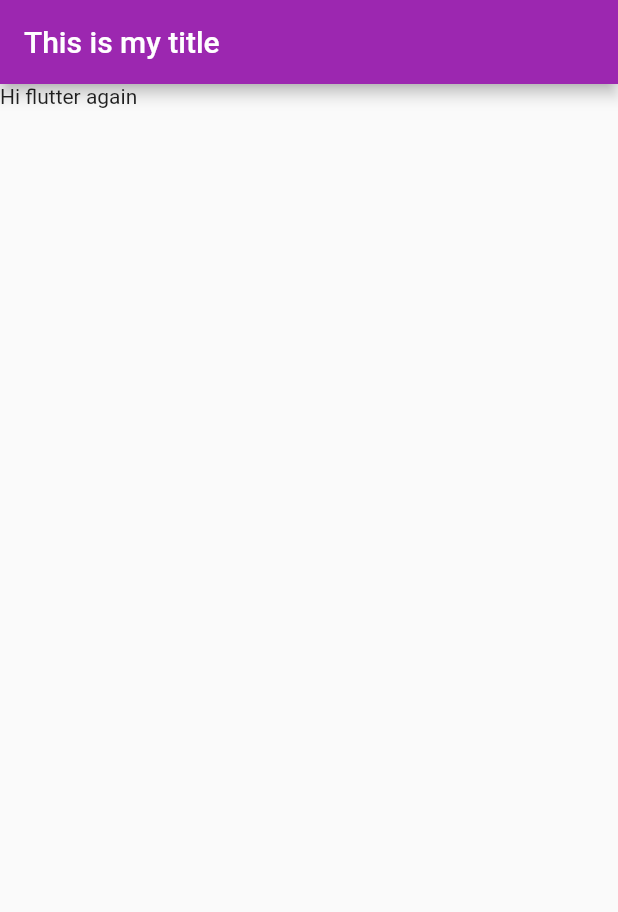
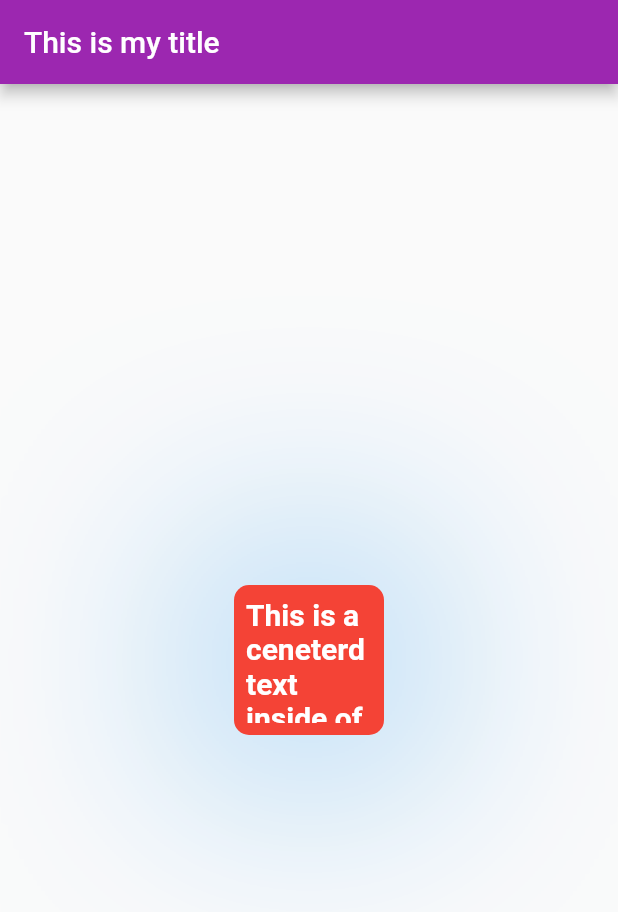
Before and after one commit to abhinavmanocha/awesome_flutterApp, a Flutter app: the screen it shows after launch, on a phone screen of 412 x 824 dp. Shown: the top 912 px of the screen. Run offline on Flutter 3.47's test engine with Material 2 defaults, Android fonts, the phone set to English and light mode, and no system bars.

Commit message:
Centered Text inside of box with box shadow

```diff
--- a/lib/main.dart
+++ b/lib/main.dart
@@ -19,8 +19,32 @@ class HomePage extends StatelessWidget {
       appBar: AppBar(
         title: const Text("This is my title"),
         ),
-        body: Container(
-          child: const Text("Hi flutter again"),
+        body: Center(
+          child: Container(
+            padding: const EdgeInsets.all(8),
+            width: 100,
+            height: 100,
+            clipBehavior: Clip.antiAlias,
+            alignment: Alignment.center,
+            decoration: BoxDecoration(
+              color: Colors.red,
+              //shape: BoxShape.circle
+              borderRadius: BorderRadius.circular(10.0),
+              boxShadow: [
+                BoxShadow(
+                  color: Colors.blue,
+                  blurRadius: 300,
+                )
+              ]
+            ),
+            child:const Text("This is a ceneterd text inside of a div",
+            style: TextStyle(
+              fontSize: 20,
+              color: Colors.white,
+              fontWeight: FontWeight.bold,
+            ),
+            ),
+          ),
         ),
     );
   }
```
